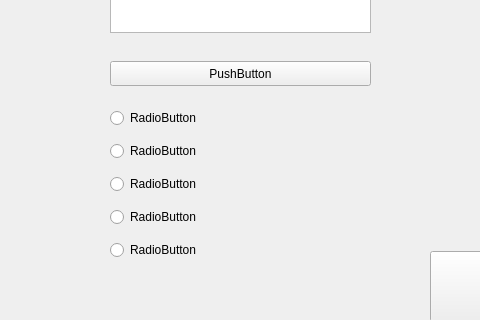
The window that quiz.ui (samotny-vouk/PyQT-Project-2024-1courseFEFU-) describes before a commit, drawn with Qt 5; both pictures show x 140 to 620 and y 199 to 519 of the 800 by 600 pixel window.
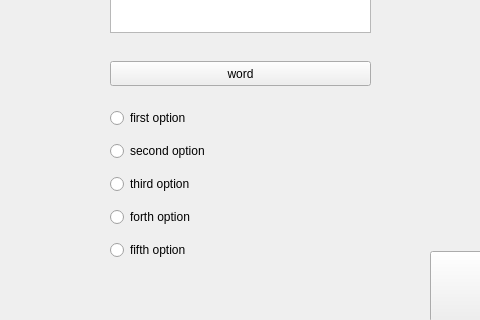
The same window after the commit. Icons and pictures are not drawn.

```diff
--- a/quiz.ui
+++ b/quiz.ui
@@ -37,35 +37,35 @@
      <item row="5" column="0">
       <widget class="QRadioButton" name="radioButton_3">
        <property name="text">
-        <string>RadioButton</string>
+        <string>fifth option</string>
        </property>
       </widget>
      </item>
      <item row="3" column="0">
       <widget class="QRadioButton" name="radioButton_2">
        <property name="text">
-        <string>RadioButton</string>
+        <string>third option</string>
        </property>
       </widget>
      </item>
      <item row="4" column="0">
       <widget class="QRadioButton" name="radioButton_4">
        <property name="text">
-        <string>RadioButton</string>
+        <string>forth option</string>
        </property>
       </widget>
      </item>
      <item row="1" column="0">
       <widget class="QRadioButton" name="radioButton">
        <property name="text">
-        <string>RadioButton</string>
+        <string>first option</string>
        </property>
       </widget>
      </item>
      <item row="2" column="0">
       <widget class="QRadioButton" name="radioButton_5">
        <property name="text">
-        <string>RadioButton</string>
+        <string>second option</string>
        </property>
       </widget>
      </item>
@@ -81,7 +81,7 @@
      </rect>
     </property>
     <property name="text">
-     <string>PushButton</string>
+     <string>word</string>
     </property>
    </widget>
    <widget class="QPushButton" name="next">
```
Left out of the diff: 12 changed lines with no effect on the pictures.
